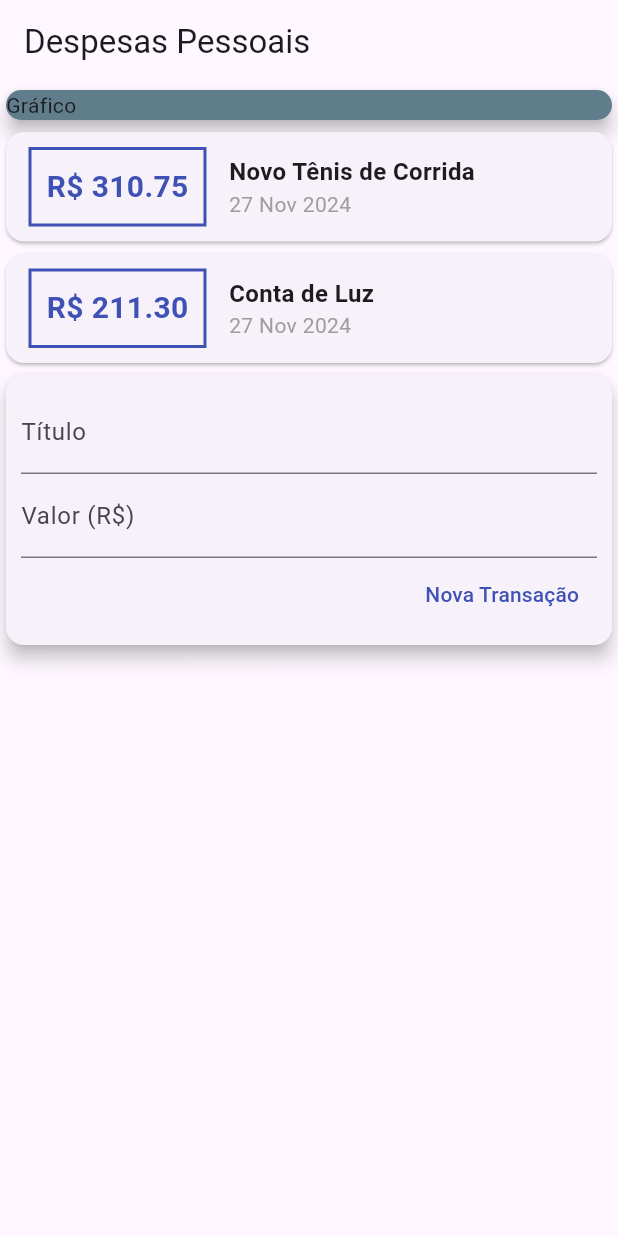
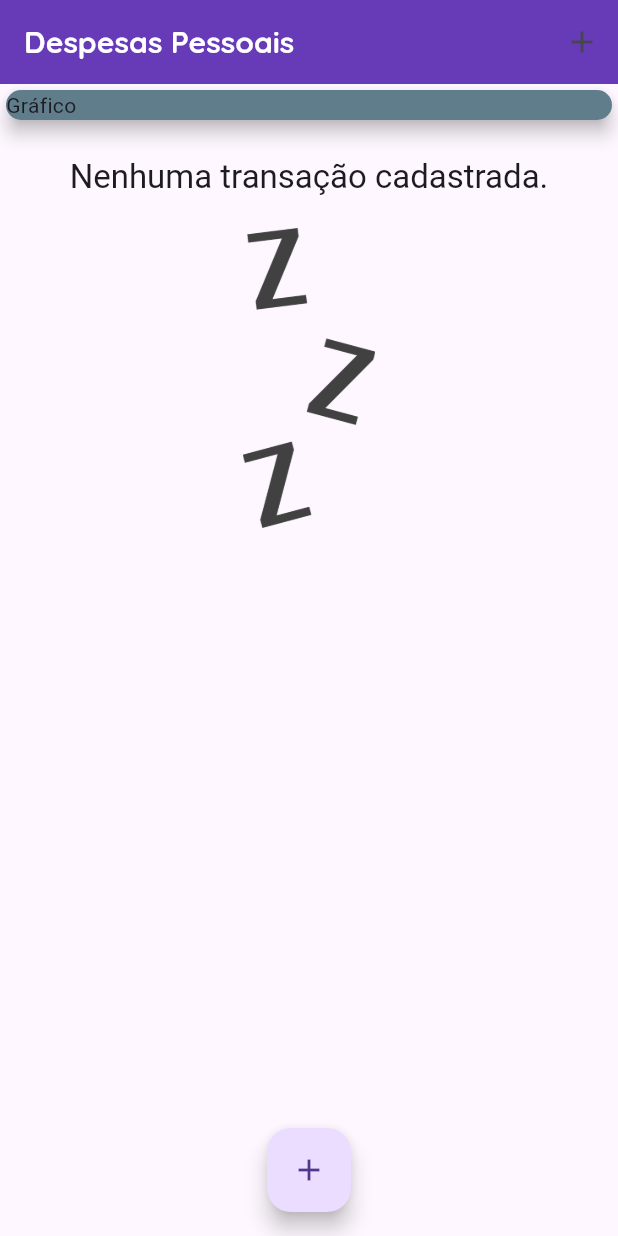
Before and after one commit to baakovi/expensesApp, a Flutter app: the screen it shows after launch, on a phone screen of 412 x 824 dp. Run offline on Flutter 3.47's test engine with Material 3 defaults, Android fonts, the phone set to English and light mode, and no system bars.

Commit message:
aula 119

```diff
--- a/lib/components/transaction_list.dart
+++ b/lib/components/transaction_list.dart
@@ -9,8 +9,30 @@ class TransactionList extends StatelessWidget {
 
   @override
   Widget build(BuildContext context) {
-    return Column(
-      children: transactions.map((tr) {
+    return Container(
+      height: 300,
+      child: transactions.isEmpty
+          ? Column(
+              children: <Widget>[
+                SizedBox(height: 20),
+                Text(
+                  'Nenhuma transação cadastrada.',
+                  style: Theme.of(context).textTheme.titleLarge,
+                ),
+                SizedBox(height: 20),
+                Container(
+                  height: 200,
+                  child: Image.asset(
+                    'assets/images/waiting.png',
+                    fit: BoxFit.cover,
+                  ),
+                )
+              ],
+            )
+          : ListView.builder(
+              itemCount: transactions.length,
+              itemBuilder: (ctx, index) {
+                final tr = transactions[index];
                 return Card(
                   child: Row(
                     children: <Widget>[
@@ -21,7 +43,7 @@ class TransactionList extends StatelessWidget {
                         ),
                         decoration: BoxDecoration(
                           border: Border.all(
-                    color: Colors.indigo,
+                            color: Theme.of(context).colorScheme.primary,
                             width: 2,
                           ),
                         ),
@@ -31,7 +53,7 @@ class TransactionList extends StatelessWidget {
                           style: TextStyle(
                             fontWeight: FontWeight.bold,
                             fontSize: 20,
-                    color: Colors.indigo,
+                            color: Theme.of(context).colorScheme.primary,
                           ),
                         ),
                       ),
@@ -56,7 +78,8 @@ class TransactionList extends StatelessWidget {
                     ],
                   ),
                 );
-      }).toList(),
+              },
+            ),
     );
   }
 }
--- a/lib/components/transaction_user.dart
+++ /dev/null
@@ -1,39 +0,0 @@
-import 'package:flutter/foundation.dart';
-import 'package:flutter/material.dart';
-import 'transaction_form.dart';
-import 'transaction_list.dart';
-import '../models/transaction.dart';
-
-class TransactionUser extends StatefulWidget {
-  const TransactionUser({super.key});
-
-  @override
-  State<TransactionUser> createState() => _TransactionUserState();
-}
-
-class _TransactionUserState extends State<TransactionUser> {
-  final _transactions = [
-    Transaction(
-      id: 't1',
-      title: 'Novo Tênis de Corrida',
-      value: 310.75,
-      date: DateTime.now(),
-    ),
-    Transaction(
-      id: 't2',
-      title: 'Conta de Luz',
-      value: 211.30,
-      date: DateTime.now(),
-    ),
-  ];
-
-  @override
-  Widget build(BuildContext context) {
-    return Column(
-      children: <Widget>[
-        TransactionList(_transactions),
-        TransactionForm(),
-      ],
-    );
-  }
-}
--- a/lib/main.dart
+++ b/lib/main.dart
@@ -1,37 +1,129 @@
 import 'package:flutter/material.dart';
-import 'components/transaction_user.dart';
+import 'dart:math';
+import './components/transaction_form.dart';
+import './components/transaction_list.dart';
+import 'models/transaction.dart';
 
 main() => runApp(ExpensesApp());
 
 class ExpensesApp extends StatelessWidget {
   @override
   Widget build(BuildContext context) {
+    final ThemeData tema = ThemeData();
+
     return MaterialApp(
       home: MyHomePage(),
+      theme: tema.copyWith(
+        colorScheme: tema.colorScheme.copyWith(
+          primary: Colors.deepPurple,
+          secondary: Colors.amber,
+        ),
+        textTheme: tema.textTheme.copyWith(
+          headlineSmall: TextStyle(
+            fontFamily: 'Quicksand',
+            fontSize: 18,
+            fontWeight: FontWeight.bold,
+            color: Colors.black,
+          ),
+        ),
+        appBarTheme: AppBarTheme(
+          titleTextStyle: TextStyle(
+            fontFamily: 'Quicksand',
+            fontSize: 20,
+            fontWeight: FontWeight.bold,
+          ),
+        ),
+      ),
     );
   }
 }
 
-class MyHomePage extends StatelessWidget {
+class MyHomePage extends StatefulWidget {
+  @override
+  _MyHomePageState createState() => _MyHomePageState();
+}
+
+class _MyHomePageState extends State<MyHomePage> {
+  final List<Transaction> _transactions = [
+    // Transaction(
+    //   id: 't1',
+    //   title: 'Novo Tênis de Corrida',
+    //   value: 310.75,
+    //   date: DateTime.now(),
+    // ),
+    // Transaction(
+    //   id: 't2',
+    //   title: 'Conta de Luz',
+    //   value: 211.30,
+    //   date: DateTime.now(),
+    // ),
+  ];
+
+  _addTransaction(String title, double value) {
+    final newTransaction = Transaction(
+      id: Random().nextDouble().toString(),
+      title: title,
+      value: value,
+      date: DateTime.now(),
+    );
+
+    setState(() {
+      _transactions.add(newTransaction);
+    });
+
+    // Para fechar o modal após criar um novo card
+    Navigator.of(context).pop();
+  }
+
+  _openTransactionFormModal(BuildContext context) {
+    showModalBottomSheet(
+      context: context,
+      builder: (_) {
+        return TransactionForm(_addTransaction);
+      },
+    );
+  }
+
   @override
   Widget build(BuildContext context) {
     return Scaffold(
       appBar: AppBar(
+        backgroundColor: Colors.deepPurple,
         title: Text('Despesas Pessoais'),
+        actions: <Widget>[
+          IconButton(
+            icon: Icon(Icons.add),
+            onPressed: () => _openTransactionFormModal(context),
           ),
-      body: Column(
+        ],
+      ),
+      body: SingleChildScrollView(
+        child: Column(
           crossAxisAlignment: CrossAxisAlignment.stretch,
           children: <Widget>[
             Container(
+              width: double.infinity,
               child: Card(
                 color: Colors.blueGrey,
                 child: Text('Gráfico'),
                 elevation: 5,
               ),
             ),
-          TransactionUser(),
+            // TransactionUser(),
+            TransactionList(_transactions),
+            // Column(
+            //   children: <Widget>[
+            //     TransactionForm(_addTransaction),
+            //   ],
+            // )
           ],
         ),
+      ),
+      floatingActionButton: FloatingActionButton(
+        child: Icon(Icons.add),
+        onPressed: () => _openTransactionFormModal(context),
+      ),
+      floatingActionButtonLocation: FloatingActionButtonLocation.centerFloat,
     );
   }
 }
```
Also changed, not shown: lib/components/chart.dart (added, +48 -0 lines), lib/components/transaction_form.dart (+26 -5 lines), pubspec.yaml (+13 -8 lines), assets/fonts/OpenSans-Bold.ttf (added), assets/fonts/OpenSans-Regular.ttf (added), assets/fonts/Quicksand-Bold.ttf (added), assets/fonts/Quicksand-Light.ttf (added), assets/fonts/Quicksand-Medium.ttf (added), assets/fonts/Quicksand-Regular.ttf (added), assets/images/waiting.png (added). Lines whose indentation alone changed are shown as unchanged.
